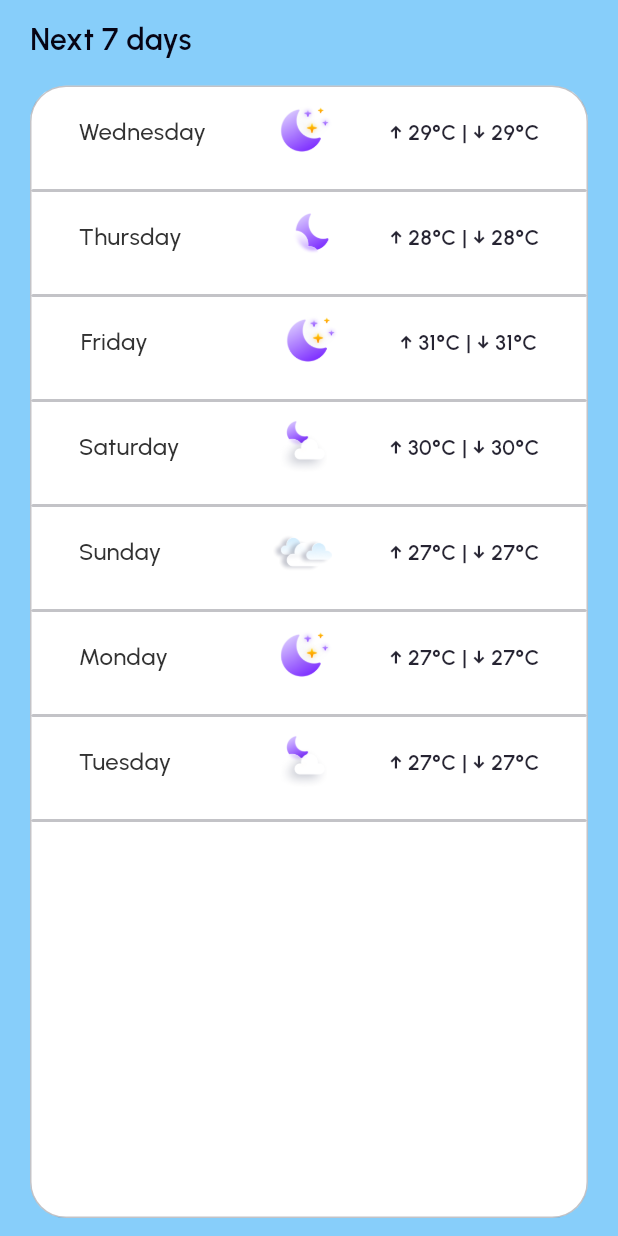
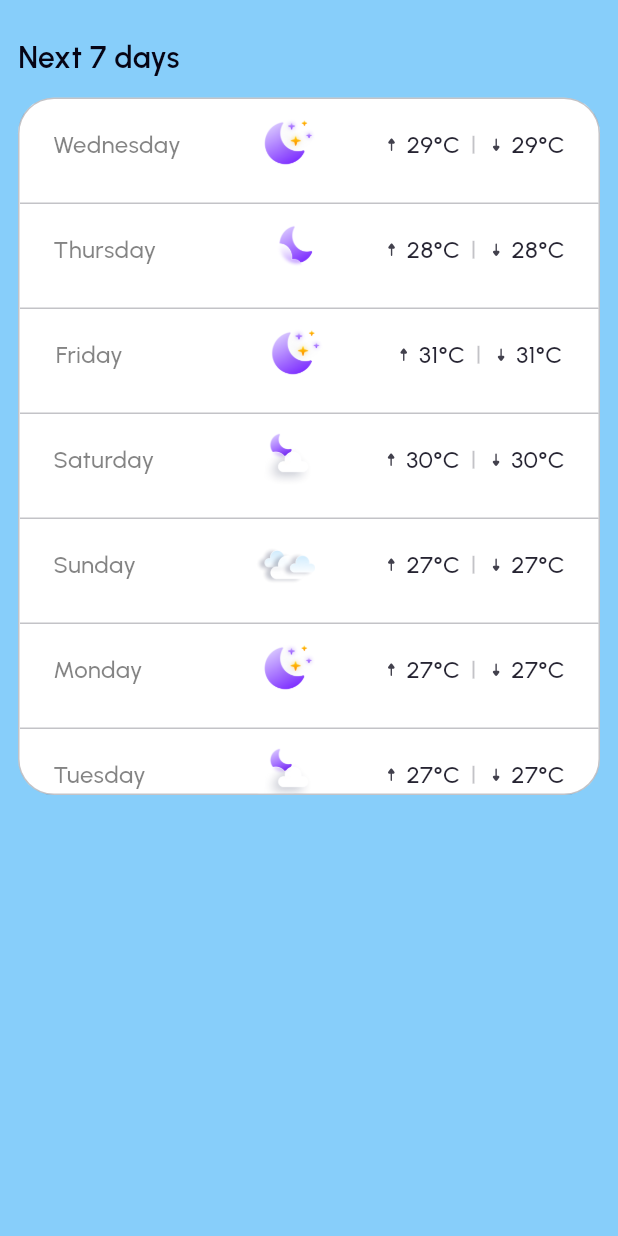
Before and after one commit to Newyork-Squad/weather_app, a Flutter app: the screen it shows after launch, on a phone screen of 412 x 824 dp. Run offline on Flutter 3.47's test engine with Material 3 defaults, Android fonts, the phone set to English and light mode, and no system bars; our stand-ins replace dio, flutter_svg; network calls fail.

Commit message:
Refactor weekly forecast UI and add daily card widget

```diff
--- /dev/null
+++ b/lib/ui/widget/daily_card.dart
@@ -0,0 +1,103 @@
+import 'package:flutter/material.dart';
+import '../designSystem/theme/weather_theme.dart';
+import 'package:flutter_svg/flutter_svg.dart';
+
+class WeatherDayCard extends StatelessWidget {
+  final String day;
+  final String imagePath;
+  final int maxTemp;
+  final int minTemp;
+
+  const WeatherDayCard({
+    super.key,
+    required this.day,
+    required this.imagePath,
+    required this.maxTemp,
+    required this.minTemp,
+  });
+
+  @override
+  Widget build(BuildContext context) {
+    final theme = MyWeatherTheme.of(context);
+
+    return Container(
+        height: 61,
+        child: Row(
+            mainAxisAlignment: MainAxisAlignment.spaceAround,
+            crossAxisAlignment: CrossAxisAlignment.center,
+
+            children: [
+              SizedBox(
+                width: 90,
+                child: Text(
+                  day,
+                  style: theme.typography.textTheme.labelLarge?.copyWith(
+                    color: theme.colors.shadeQuaternary.withValues(alpha: 0.6),
+                    fontWeight: FontWeight.w500,
+                  ),
+                ),
+              ),
+              SizedBox(
+                height: 40,
+                width: 40,
+                child: Image.asset(
+                  imagePath,
+                  height: 40,
+                  width: 40,
+                  fit: BoxFit.contain,
+                ),
+              ),
+              SizedBox(
+                child: Row(
+                  mainAxisSize: MainAxisSize.min,
+                  mainAxisAlignment: MainAxisAlignment.center,
+                  children: [
+                    Padding(
+                      padding: const EdgeInsets.only(right: 4.0),
+                      child: SvgPicture.asset(
+                        'assets/icons/ic_arrow_up.svg',
+                        width: 12,
+                        height: 12,
+                        colorFilter: ColorFilter.mode(
+                          theme.colors.shadeSecondary,
+                          BlendMode.srcIn,
+                        ),
+                      ),
+                    ),
+                    Text(
+                      '${maxTemp}°C',
+                      style: theme.typography.textTheme.labelLarge?.copyWith(
+                        color: theme.colors.shadeSecondary,
+                      ),
+                    ),
+                    RotatedBox(
+                      quarterTurns: 1,
+                      child: Icon(
+                        Icons.horizontal_rule,
+                        color: theme.colors.strokeSecondary,
+                        size: 18,
+                      ),
+                    ),
+                    Padding(
+                      padding: const EdgeInsets.only(right: 4.0),
+                      child: SvgPicture.asset(
+                        'assets/icons/ic_arrow_down.svg',
+                        width: 12,
+                        height: 12,
+                        colorFilter: ColorFilter.mode(
+                          theme.colors.shadeSecondary,
+                          BlendMode.srcIn,
+                        ),
+                      ),
+                    ),
+                    Text(
+                      '${minTemp}°C',
+                      style: theme.typography.textTheme.labelLarge?.copyWith(
+                        color: theme.colors.shadeSecondary,
+                      ),
+                    ),
+                  ],
+                ),)
+            ]));
+  }
+}
--- a/lib/ui/widget/weakly_weather_widget.dart
+++ b/lib/ui/widget/weakly_weather_widget.dart
@@ -1,9 +1,8 @@
 import 'package:flutter/material.dart';
 import '../designSystem/theme/weather_theme.dart';
-
 import 'package:intl/intl.dart';
-
 import 'package:weather_app/utils/weather_utils.dart';
+import 'daily_card.dart';
 
 class WeeklyForecastScreen extends StatelessWidget {
 
@@ -66,19 +65,20 @@ class WeeklyForecastScreen extends StatelessWidget {
       backgroundColor:theme.colors.backgroundPrimary,
       body: SafeArea(
         child: Padding(
-          padding: const EdgeInsets.symmetric(horizontal: 20, vertical: 12),
+          padding: const EdgeInsets.only(top: 24, left: 12,right: 12),
           child: Column(
             crossAxisAlignment: CrossAxisAlignment.start,
             children: [
                Text(
                 "Next 7 days",
                 style: theme.typography.textTheme.headlineMedium?.copyWith(
-            color: theme.colors.shadePrimary,
+                color: theme.colors.shadePrimary,
+                  fontWeight: FontWeight.w600,
           ),
               ),
-              const SizedBox(height: 16),
-              Expanded(
-                child: Container(
+              const SizedBox(height: 12),
+                Container(
+                  height:465,
                   decoration: BoxDecoration(
                     color: theme.colors.backgroundSecondary,
                     borderRadius: BorderRadius.circular(24),
@@ -88,7 +88,7 @@ class WeeklyForecastScreen extends StatelessWidget {
 
                   )),
                   child: ListView.builder(
-                    itemCount: weeklyForecast.length > 7
+                    itemCount: weeklyForecast.length >7
                         ? 7
                         : weeklyForecast.length,
                     itemBuilder: (context, index) {
@@ -106,7 +106,7 @@ class WeeklyForecastScreen extends StatelessWidget {
                           /////////////
                           const SizedBox(height: 8),
                           Container(
-                            height: 2,
+                            height: 1,
                             width: double.infinity,
                             decoration: BoxDecoration(
                               color: theme.colors.strokeSecondary,
@@ -118,7 +118,7 @@ class WeeklyForecastScreen extends StatelessWidget {
                     },
                   ),
                 ),
-              ),
+
             ],
           ),
         ),
@@ -126,61 +126,3 @@ class WeeklyForecastScreen extends StatelessWidget {
     );
   }
 }
-
-class WeatherDayCard extends StatelessWidget {
-  final String day;
-  final String imagePath;
-  final int maxTemp;
-  final int minTemp;
-
-  const WeatherDayCard({
-    super.key,
-    required this.day,
-    required this.imagePath,
-    required this.maxTemp,
-    required this.minTemp,
-  });
-
-  @override
-  Widget build(BuildContext context) {
-    final theme = MyWeatherTheme.of(context);
-
-    return Container(
-      height: 60,
-      padding: const EdgeInsets.symmetric(horizontal: 12),
-      child: Row(
-        mainAxisAlignment: MainAxisAlignment.spaceAround,
-        crossAxisAlignment: CrossAxisAlignment.center,
-
-        children: [
-          SizedBox(
-            width: 90,
-            child: Text(
-              day,
-              style: theme.typography.textTheme.labelLarge?.copyWith(
-                color: theme.colors.shadeQuaternary,
-              ),
-            ),
-          ),
-          SizedBox(
-            height: 40,
-            width: 40,
-            child: Image.asset(
-              imagePath,
-              height: 40,
-              width: 40,
-              fit: BoxFit.contain,
-            ),
-          ),
-          Text(
-            "↑ $maxTemp°C | ↓ $minTemp°C",
-            style: theme.typography. textTheme.titleSmall?.copyWith(
-          color: theme.colors.shadeSecondary,
-
-          ),
-          ),
-        ],
-      ),
-    );
-  }
-}
```
Also changed, not shown: assets/icons/arrow_down.svg (added), assets/icons/arrow_up.svg (added).
